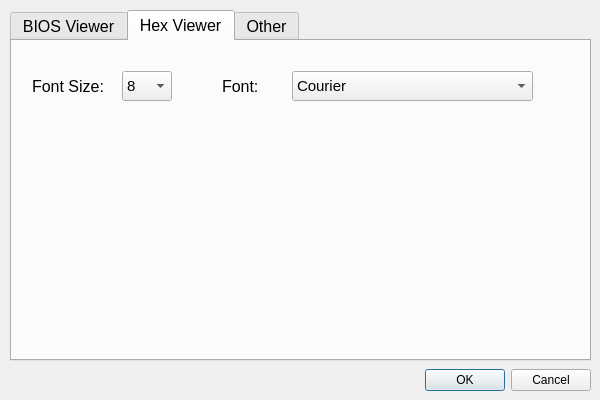
Before: the Qt Designer form SettingsDialog.ui in stephan-zhuchen/BIOS-Viewer, drawn with Qt 5.
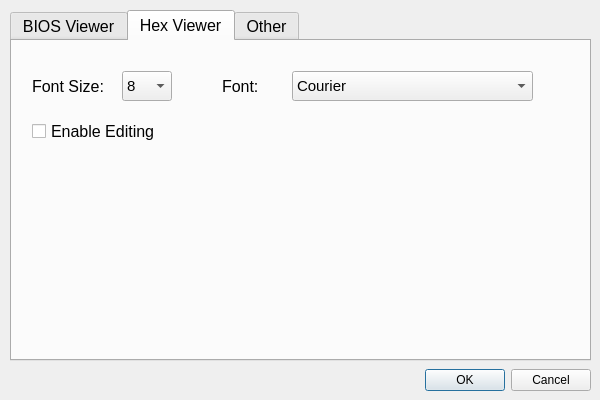
After: the same form once the commit is applied. The open tabs and pages were chosen to show the change.

```diff
--- a/SettingsDialog.ui
+++ b/SettingsDialog.ui
@@ -661,6 +661,19 @@
       </property>
      </item>
     </widget>
+    <widget class="QCheckBox" name="checkBox">
+     <property name="geometry">
+      <rect>
+       <x>20</x>
+       <y>80</y>
+       <width>141</width>
+       <height>21</height>
+      </rect>
+     </property>
+     <property name="text">
+      <string>Enable Editing</string>
+     </property>
+    </widget>
    </widget>
    <widget class="QWidget" name="otherTab">
     <attribute name="title">
```
Left out of the diff: 2 changed lines with no effect on the pictures.
